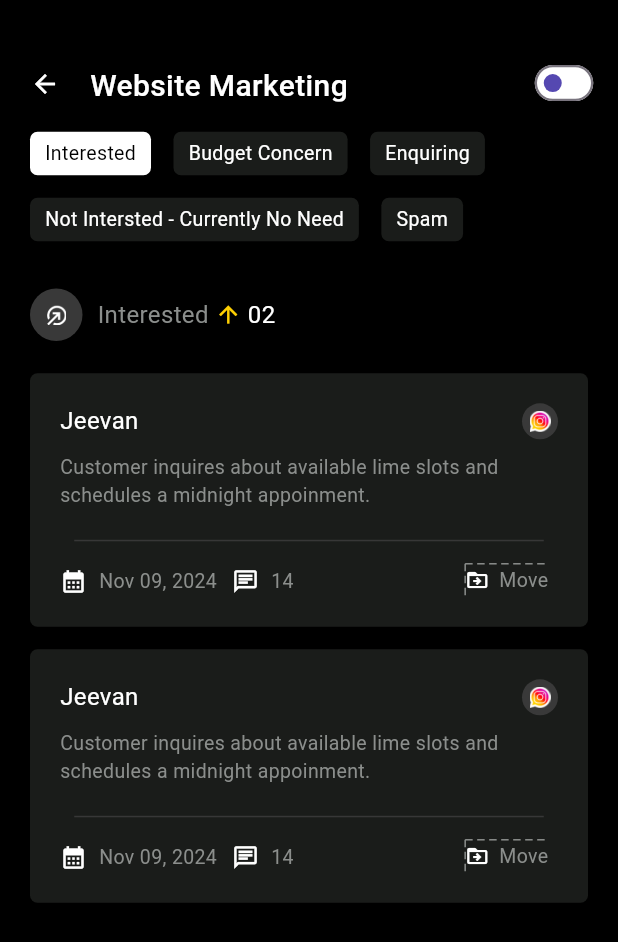
After one commit to Vasanths26/sydkic, a Flutter app: the IndividualScreen screen opened directly, on a phone screen of 412 x 824 dp. The commit adds this screen. Shown: the top 942 px of the screen. Run offline on Flutter 3.47's test engine with Material 3 defaults, Android fonts, the phone set to English and light mode, and no system bars; our stand-ins replace cached_network_image, flutter_animate, flutter_cache_manager, flutter_secure_storage, fluttertoast, google_nav_bar and 5 more; missing offline and left inert: background_sms, chatview; accounts and stored records are empty; network calls fail; Roboto replaces fonts that are missing (Outfit); project files that could hold a hidden picture were left out.

Commit message:
BucketScreen

```diff
--- /dev/null
+++ b/lib/ui_screens/Buckets/individual_screen.dart
@@ -0,0 +1,141 @@
+import 'package:flutter/material.dart';
+
+import '../../utils/constant.dart';
+import '../../utils/string.dart';
+import 'widgets/interested_page.dart';
+
+class IndividualScreen extends StatefulWidget {
+  const IndividualScreen({super.key});
+
+  @override
+  State<IndividualScreen> createState() => _IndividualScreenState();
+}
+
+class _IndividualScreenState extends State<IndividualScreen> {
+  int selectedIndex = 0;
+  bool isSwitchOn = false;
+
+  @override
+  Widget build(BuildContext context) {
+    return Scaffold(
+      backgroundColor: const Color(0xff000000),
+      body: Padding(
+        padding: const EdgeInsets.only(left: 20, right: 20, top: 42.86),
+        child: Column(
+          children: [
+            Container(
+              height: 25,
+              alignment: Alignment.center,
+              child: Row(
+                crossAxisAlignment: CrossAxisAlignment.center,
+                children: [
+                  Padding(
+                    padding: const EdgeInsets.only(top: 3, bottom: 2),
+                    child: Icon(Icons.arrow_back, size: 20, color: whiteColor),
+                  ),
+                  const SizedBox(width: 20),
+                  SizedBox(
+                    height: 25,
+                    child: Text(
+                      'Website Marketing',
+                      style: TextStyle(
+                          color: whiteColor,
+                          fontSize: 20,
+                          fontWeight: FontWeight.w500,
+                          fontFamily: MyStrings.outfit),
+                    ),
+                  ),
+                  const Spacer(),
+                  Container(
+                    height: 18,
+                    width: 32,
+                    alignment: Alignment.centerRight,
+                    decoration: BoxDecoration(
+                      border: Border.all(
+                        color: const Color(0xffE0DCFF),
+                        width: 1.0,
+                      ),
+                      borderRadius: BorderRadius.circular(20.0),
+                    ),
+                    child: Transform.scale(
+                      scale: 0.75,
+                      child: Switch(
+                        value: isSwitchOn,
+                        onChanged: (value) {
+                          setState(() {
+                            value = false;
+                            setState(() {
+                              isSwitchOn = value; // Update the switch state
+                            });
+                          });
+                        },
+                        inactiveTrackColor: const Color(0xffFFFFFF),
+                        inactiveThumbColor: const Color(0xff5548B1),
+                        activeTrackColor: const Color(0xff5548B1),
+                      ),
+                    ),
+                  ),
+                ],
+              ),
+            ),
+            const SizedBox(height: 20),
+            Row(
+              children: [
+                topic('Interested', 0),
+                const SizedBox(width: 15),
+                topic('Budget Concern', 1),
+                const SizedBox(width: 15),
+                topic('Enquiring', 2),
+              ],
+            ),
+            const SizedBox(height: 15),
+            Row(
+              children: [
+                topic('Not Intersted - Currently No Need', 3),
+                const SizedBox(width: 15),
+                topic('Spam', 4),
+              ],
+            ),
+            const SizedBox(height: 30),
+            const InterestedPage(),
+          ],
+        ),
+      ),
+    );
+  }
+
+  Widget topic(String text, int index) {
+    bool isSelected = selectedIndex == index;
+    Color containerColor = isSelected ? Colors.white : const Color(0xff1A1C1A);
+    Color textColor = isSelected ? Colors.black : Colors.white;
+
+    return InkWell(
+      onTap: () {
+        setState(() {
+          selectedIndex = index;
+        });
+      },
+      child: Container(
+        // height: 26,
+        // width: 79,
+        padding: const EdgeInsets.fromLTRB(10, 5, 10, 5),
+        decoration: BoxDecoration(
+          borderRadius: BorderRadius.circular(5),
+          color: containerColor,
+        ),
+        child: Center(
+          // height: 16,
+          // // width: 59,
+          child: Text(
+            text,
+            style: TextStyle(
+                color: textColor,
+                fontSize: 13,
+                fontWeight: FontWeight.w400,
+                fontFamily: MyStrings.outfit),
+          ),
+        ),
+      ),
+    );
+  }
+}
--- /dev/null
+++ b/lib/ui_screens/Buckets/widgets/interested_page.dart
@@ -0,0 +1,253 @@
+import 'package:flutter/material.dart';
+
+import '../../../utils/constant.dart';
+import '../../../utils/string.dart';
+
+class InterestedPage extends StatefulWidget {
+  const InterestedPage({super.key});
+
+  @override
+  State<InterestedPage> createState() => _InterestedPageState();
+}
+
+class _InterestedPageState extends State<InterestedPage> {
+  @override
+  Widget build(BuildContext context) {
+    return Column(
+      children: [
+        SizedBox(
+          child: Row(
+            crossAxisAlignment: CrossAxisAlignment.center,
+            children: [
+              Container(
+                height: 35,
+                width: 35,
+                padding: const EdgeInsets.all(10.75),
+                decoration: const BoxDecoration(
+                    color: Color(0xff393939), shape: BoxShape.circle),
+                child: Image.asset('asset/image/bubble.png',
+                    height: 13.5, width: 13.5),
+              ),
+              const SizedBox(width: 10),
+              const Padding(
+                padding: EdgeInsets.only(top: 7.5, bottom: 7.5),
+                child: Text(
+                  'Interested',
+                  style: TextStyle(
+                    fontSize: 16,
+                    fontWeight: FontWeight.w400,
+                    fontFamily: MyStrings.outfit,
+                    color: Color(0xff8B8E8C),
+                  ),
+                ),
+              ),
+              const SizedBox(width: 4),
+              const Icon(
+                Icons.arrow_upward_outlined,
+                color: Color(0xffFFD002),
+                size: 18,
+              ),
+              const SizedBox(width: 4),
+              Padding(
+                padding: const EdgeInsets.only(top: 1, bottom: 1),
+                child: Text(
+                  '02',
+                  style: TextStyle(
+                    fontSize: 16,
+                    fontWeight: FontWeight.w400,
+                    fontFamily: MyStrings.outfit,
+                    color: whiteColor,
+                  ),
+                ),
+              ),
+            ],
+          ),
+        ),
+        const SizedBox(height: 20),
+        ListView.builder(
+            itemCount: 2,
+            shrinkWrap: true,
+            itemBuilder: (context, index) {
+              return Container(
+                decoration: BoxDecoration(
+                  borderRadius: BorderRadius.circular(5),
+                  color: const Color(0xff1A1C1A),
+                ),
+                // height: 150,
+                width: 353,
+                margin: const EdgeInsets.only(bottom: 15),
+                child: Padding(
+                  padding: const EdgeInsets.all(20),
+                  child: Column(
+                    children: [
+                      Row(
+                        crossAxisAlignment: CrossAxisAlignment.start,
+                        children: [
+                          Text(
+                            'Jeevan',
+                            style: TextStyle(
+                              fontSize: 16,
+                              fontWeight: FontWeight.w400,
+                              fontFamily: MyStrings.outfit,
+                              color: whiteColor,
+                            ),
+                          ),
+                          const Spacer(),
+                          Container(
+                            height: 24,
+                            width: 24,
+                            decoration: const BoxDecoration(
+                              shape: BoxShape.circle,
+                              color: Color(0xff393939),
+                            ),
+                            alignment: Alignment.center,
+                            child: Image.asset(
+                              'asset/image/instagram-device 1.png',
+                              height: 14,
+                              width: 14,
+                            ),
+                          ),
+                        ],
+                      ),
+                      const SizedBox(height: 9),
+                      const Text(
+                        'Customer inquires about available lime slots and schedules a midnight appoinment.',
+                        style: TextStyle(
+                          fontSize: 13,
+                          fontWeight: FontWeight.w400,
+                          fontFamily: MyStrings.outfit,
+                          color: Color(0xff8B8E8C),
+                        ),
+                      ),
+                      const SizedBox(height: 20),
+                      Container(
+                        height: 1,
+                        width: 313,
+                        decoration: const BoxDecoration(
+                          color: Color(0xff373737),
+                        ),
+                      ),
+                      const SizedBox(height: 15),
+                      Row(
+                        children: [
+                          const SizedBox(
+                            height: 18,
+                            child: Center(
+                              child: Row(
+                                crossAxisAlignment: CrossAxisAlignment.center,
+                                children: [
+                                  Padding(
+                                    padding:
+                                        EdgeInsets.only(top: 1, bottom: 1.5),
+                                    child: Icon(Icons.calendar_month,
+                                        size: 18, color: Colors.white),
+                                  ),
+                                  SizedBox(width: 8),
+                                  Text(
+                                    'Nov 09, 2024',
+                                    style: TextStyle(
+                                      fontSize: 13,
+                                      fontWeight: FontWeight.w400,
+                                      fontFamily: MyStrings.outfit,
+                                      color: Color(0xff8B8E8C),
+                                    ),
+                                  ),
+                                  SizedBox(width: 10),
+                                  Padding(
+                                    padding: EdgeInsets.only(
+                                        top: 0.75, bottom: 0.06),
+                                    child: Icon(Icons.chat_outlined,
+                                        size: 18, color: Colors.white),
+                                  ),
+                                  SizedBox(width: 8),
+                                  Text(
+                                    '14',
+                                    style: TextStyle(
+                                      fontSize: 13,
+                                      fontWeight: FontWeight.w400,
+                                      fontFamily: MyStrings.outfit,
+                                      color: Color(0xff8B8E8C),
+                                    ),
+                                  ),
+                                ],
+                              ),
+                            ),
+                          ),
+                          const Spacer(),
+                          Container(
+                              height: 22,
+                              padding:
+                                  const EdgeInsets.only(left: 6.5, right: 6.5),
+                              // decoration: BoxDecoration(
+                              //   borderRadius: BorderRadius.circular(5),
+                              //   border: Border.all(
+                              //       color: const Color(0xff8B8E8C),
+                              //       width: 1,
+                              //       strokeAlign: BorderSide.strokeAlignCenter),
+                              // ),
+                              child: CustomPaint(
+                                painter: DashedBorderPainter(
+                                    color: const Color(0xff8B8E8C)),
+                                child: const Center(
+                                  child: Row(
+                                    crossAxisAlignment:
+                                        CrossAxisAlignment.center,
+                                    children: [
+                                      Icon(Icons.drive_file_move_outline,
+                                          color: Colors.white, size: 16),
+                                      SizedBox(width: 6.62),
+                                      Text(
+                                        'Move',
+                                        style: TextStyle(
+                                          fontSize: 13,
+                                          fontWeight: FontWeight.w400,
+                                          fontFamily: MyStrings.outfit,
+                                          color: Color(0xff8B8E8C),
+                                        ),
+                                      ),
+                                    ],
+                                  ),
+                                ),
+                              )),
+                        ],
+                      ),
+                    ],
+                  ),
+                ),
+              );
+            }),
+      ],
+    );
+  }
+}
+
+class DashedBorderPainter extends CustomPainter {
+  final Color color;
+  final double strokeWidth;
+
+  DashedBorderPainter({required this.color, this.strokeWidth = 1});
+
+  @override
+  void paint(Canvas canvas, Size size) {
+    final paint = Paint()
+      ..color = color
+      ..strokeWidth = strokeWidth
+      ..style = PaintingStyle.stroke;
+
+    const dashWidth = 5.0;
+    const dashSpace = 3.0;
+    double startX = 0;
+    while (startX < size.width) {
+      canvas.drawLine(Offset(startX, 0), Offset(startX + dashWidth, 0), paint);
+      startX += dashWidth + dashSpace;
+    }
+    double startY = 0;
+    while (startY < size.height) {
+      canvas.drawLine(Offset(0, startY), Offset(0, startY + dashWidth), paint);
+      startY += dashWidth + dashSpace;
+    }
+  }
+
+  @override
+  bool shouldRepaint(covariant CustomPainter oldDelegate) => false;
+}
```
Also changed, not shown: lib/ui_screens/Buckets/bucket_screen.dart (added, +144 -0 lines), lib/widget/bottom_navigation.dart (+10 -2 lines), asset/image/bubble.png (added).
